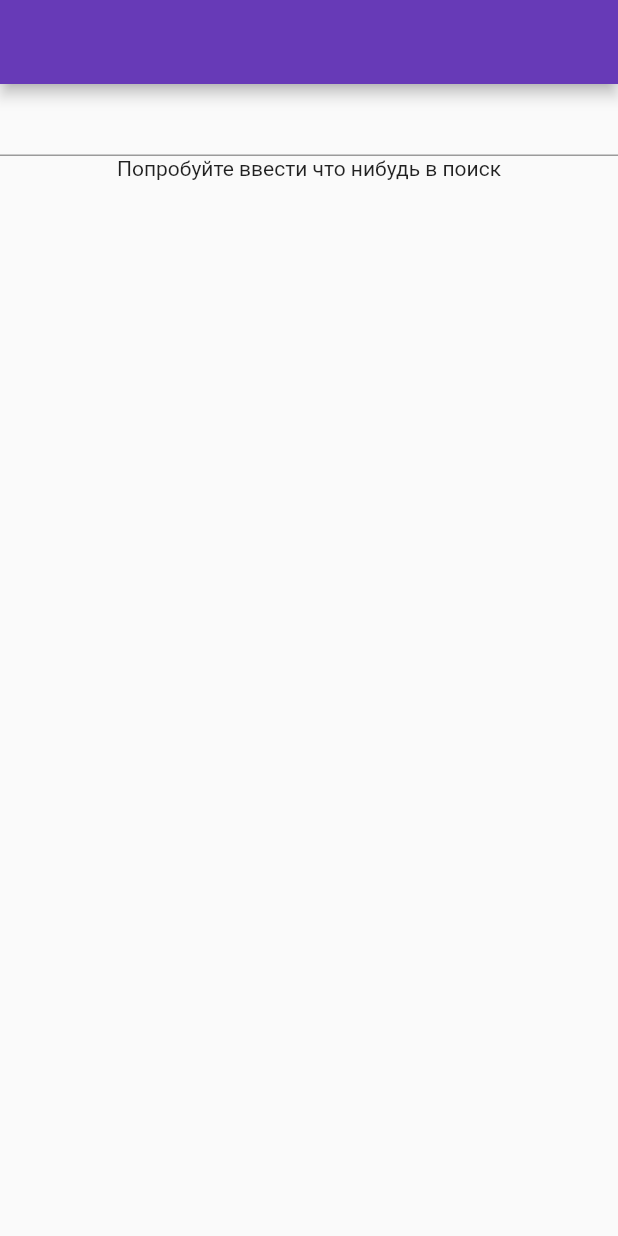
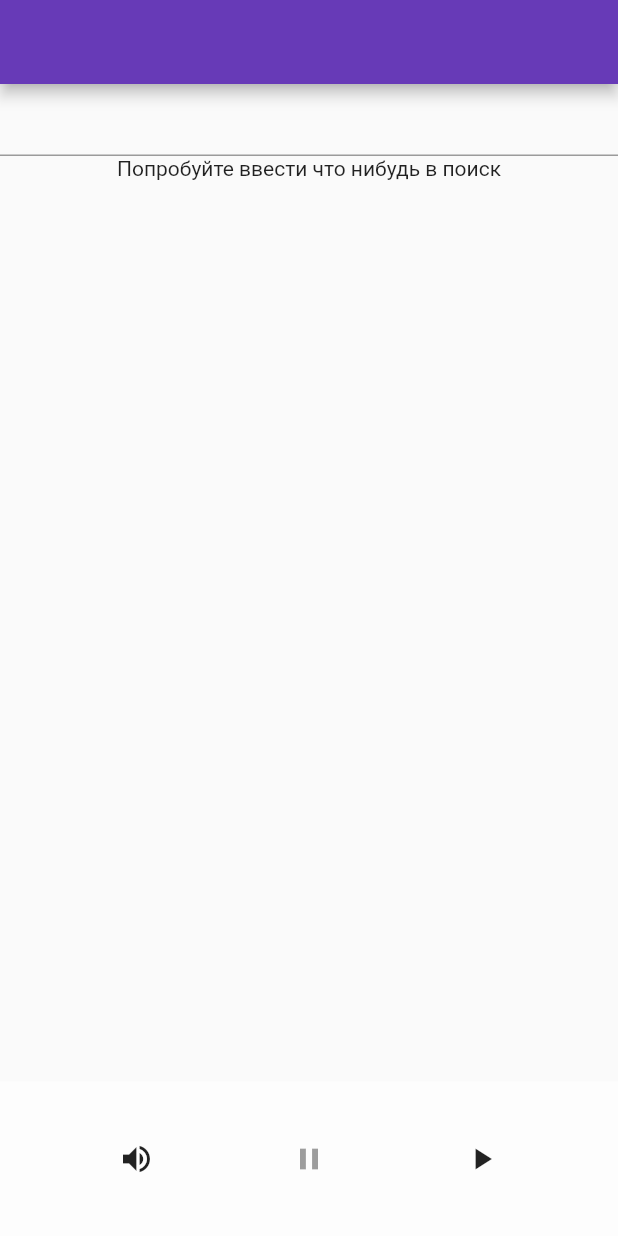
Before and after one commit to thq919/Noradio, a Flutter app: the screen it shows after launch, on a phone screen of 412 x 824 dp. Run offline on Flutter 3.47's test engine with Material 2 defaults, Android fonts, the phone set to English and light mode, and no system bars; our stand-ins replace just_audio; missing offline and left inert: youtube_explode_dart.

Commit message:
да как блять .. ну его там, да

```diff
--- /dev/null
+++ b/lib/GUI/custom_bottom_sheet.dart
@@ -0,0 +1,33 @@
+import 'package:flutter/material.dart';
+
+class Custom_bottom_sheet extends StatefulWidget {
+  @override
+  State<Custom_bottom_sheet> createState() => Custom_bottom_sheet_state();
+}
+
+class Custom_bottom_sheet_state extends State<Custom_bottom_sheet> {
+  @override
+  Widget build(BuildContext context) {
+    return Container(
+        color: Colors.white60,
+        width: MediaQuery.of(context).size.width,
+        height: MediaQuery.of(context).size.height / 8,
+        child: ButtonBar(
+          alignment: MainAxisAlignment.spaceEvenly,
+          children: [
+            IconButton(
+              icon: const Icon(Icons.volume_up),
+              onPressed: () {},
+            ),
+            IconButton(
+              icon: const Icon(Icons.pause_outlined),
+              onPressed: null,
+            ),
+            IconButton(
+              icon: const Icon(Icons.play_arrow),
+              onPressed: () {},
+            )
+          ],
+        ));
+  }
+}
--- a/lib/GUI/video_single_shelf.dart
+++ b/lib/GUI/video_single_shelf.dart
@@ -31,8 +31,9 @@ class Video_single_shelf extends StatelessWidget {
     return ListTile(
       leading: Image.network(thumbnail.lowResUrl),
       title: Text(title),
-      subtitle:
-          Text(author + "  " + duration!.toString().replaceAll('.000000', '')),
+      subtitle: Text(author +
+          "  " +
+          duration!.toString().replaceAll('.000000', '').replaceAll('0:', '')),
     );
   }
 }
--- a/lib/Utils.dart
+++ b/lib/Utils.dart
@@ -1,4 +1,5 @@
 import 'dart:io';
+
 import 'package:path_provider/path_provider.dart';
 
 Future<bool> saveToDir(String nameForFile, Stream streamToFlush) async {
@@ -15,4 +16,5 @@ Future<bool> saveToDir(String nameForFile, Stream streamToFlush) async {
     return (false);
   } finally {
     return (true);
-  } }
+  }
+}
--- a/lib/YT/yt_api_handler.dart
+++ b/lib/YT/yt_api_handler.dart
@@ -7,11 +7,10 @@ class StreamAudio extends StreamAudioSource {
   int contentLength;
   int streamlenght;
 
-  StreamAudio({
-    required this.stream,
-    required this.contentLength,
-    required this.streamlenght
-  });
+  StreamAudio(
+      {required this.stream,
+      required this.contentLength,
+      required this.streamlenght});
 
   @override
   Future<StreamAudioResponse> request([int? start, int? end]) async {
@@ -25,6 +24,13 @@ class StreamAudio extends StreamAudioSource {
 }
 
 class MainPlayer {
+  MainPlayer._privateConstructor();
+
+  static final MainPlayer _mainPlayer = MainPlayer._privateConstructor();
+
+  factory MainPlayer() {
+    return _mainPlayer;
+  }
 
   static final YoutubeExplode _youhandler = YoutubeExplode();
   static final AudioPlayer _audioPlayer = AudioPlayer();
@@ -34,8 +40,8 @@ class MainPlayer {
   late AudioOnlyStreamInfo streamInfo;
 
   AudioPlayer get audioPlayer => _audioPlayer;
+
   YoutubeExplode get youhandler => _youhandler;
-
 
   Future<SearchList?> searchAudio(String searchQuery) async {
     try {
@@ -48,8 +54,8 @@ class MainPlayer {
   }
 
   Image getVideoThumbnail(String videoID) {
-      return Image.network("https://img.youtube.com/vi/" + videoID + "/0.jpg");
-    }
+    return Image.network("https://img.youtube.com/vi/" + videoID + "/0.jpg");
+  }
 
   void playAudio(String videoID) async {
     streamManifest = await youhandler.videos.streamsClient.getManifest(videoID);
--- a/lib/homepage.dart
+++ b/lib/homepage.dart
@@ -1,7 +1,8 @@
-
 import 'package:flutter/material.dart';
+import 'package:flutter/widgets.dart';
 import 'package:youtube_explode_dart/youtube_explode_dart.dart';
 
+import 'GUI/custom_bottom_sheet.dart';
 import 'GUI/video_single_shelf.dart';
 import 'YT/yt_api_handler.dart';
 
@@ -11,7 +12,11 @@ class HomePage extends StatelessWidget {
 
   @override
   Widget build(BuildContext context) {
-    return Scaffold(appBar: AppBar(), body: WidgetList());
+    return Scaffold(
+      appBar: AppBar(),
+      body: WidgetList(),
+      bottomSheet: Custom_bottom_sheet(),
+    );
   }
 }
 
@@ -23,7 +28,8 @@ class WidgetList extends StatefulWidget {
 }
 
 class _WidgetListState extends State<WidgetList> {
-  MainPlayer player = MainPlayer();
+  final MainPlayer player = MainPlayer();
+
   late SearchList searchList;
   bool listExist = false;
 
@@ -43,14 +49,26 @@ class _WidgetListState extends State<WidgetList> {
                   shrinkWrap: true,
                   itemCount: searchList.length,
                   itemBuilder: (context, int pos) =>
-                      Video_single_shelf(searchList.elementAt(pos))))
+                      build_Video_single_shelf_list(pos)))
           : Text('Попробуйте ввести что нибудь в поиск')
     ]);
   }
 
+  Video_single_shelf build_Video_single_shelf_list(int pos) {
+    if (pos == searchList.length - 1) {
+      searchList.nextPage().then((list) {
+        if (list != null) {
+          setState(() {
+            searchList.addAll(list);
+          });
+        }
+      });
+    }
+    return Video_single_shelf(searchList.elementAt(pos));
+  }
+
   void fillListAndSetState(String searchQue) {
-    var listToGo = player.searchAudio(searchQue);
-    listToGo.then((list) => setState(() {
+    player.searchAudio(searchQue).then((list) => setState(() {
           if (list.runtimeType == SearchList && list != null) {
             searchList = list;
             listExist = true;
```
